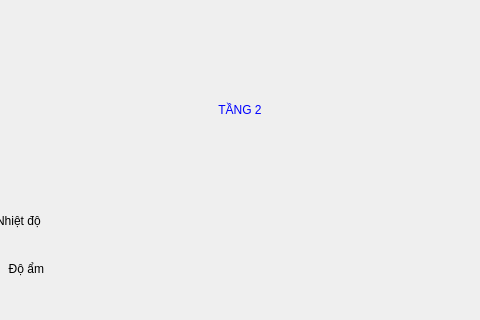
minhnt29/Graduation_GUI, file floor2.ui: the form before one commit; both pictures show x 272 to 752 and y 0 to 320 of the 1024 by 545 pixel window.
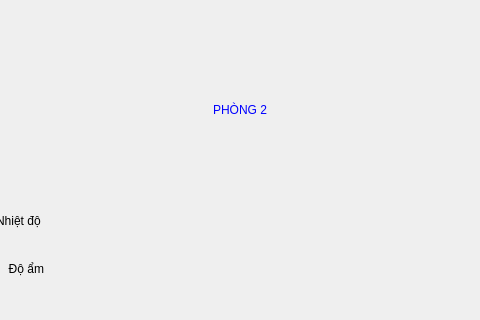
The form after the commit. Icons and pictures are not drawn.

```diff
--- a/floor2.ui
+++ b/floor2.ui
@@ -217,7 +217,7 @@
         <string notr="true">font: 75 28pt &quot;PibotoLt&quot;; color : blue;</string>
        </property>
        <property name="text">
-        <string>TẦNG 2</string>
+        <string>PHÒNG 2</string>
        </property>
        <property name="alignment">
         <set>Qt::AlignCenter</set>
```
Left out of the diff: 2 changed lines with no effect on the pictures.
